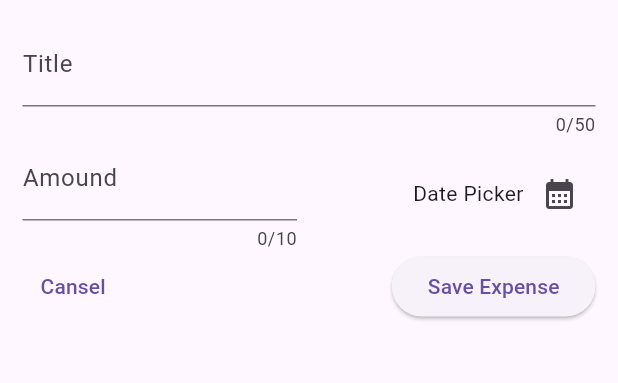
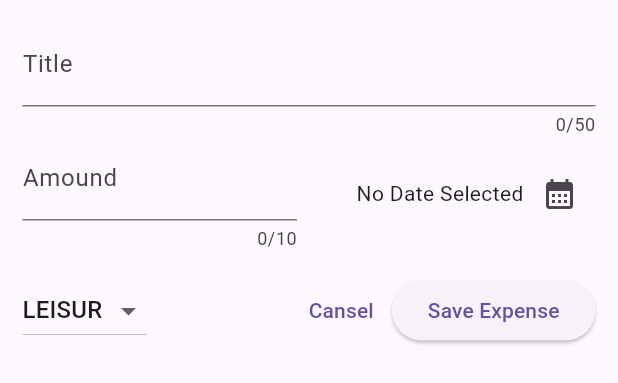
Before and after one commit to mk8270/-expense-tracker, a Flutter app: the NewExpense widget shown alone on an empty page, opened directly, on a phone screen of 412 x 824 dp. Shown: the top 383 px of the screen. Run offline on Flutter 3.47's test engine with Material 3 defaults, Android fonts, the phone set to English and light mode, and no system bars.

Commit message:
DropDownButton

```diff
--- a/lib/new_expenses.dart
+++ b/lib/new_expenses.dart
@@ -1,4 +1,5 @@
 import 'package:flutter/material.dart';
+import 'package:expense_tracker/model/expense.dart';
 
 class NewExpense extends StatefulWidget {
   const NewExpense({super.key});
@@ -10,15 +11,21 @@ class NewExpense extends StatefulWidget {
 class _NewExpenseState extends State<NewExpense> {
   final _textConroller = TextEditingController();
   final _amoundConroller = TextEditingController();
+  DateTime? _picketDate;
+  Gategory _pickerGatogory = Gategory.leisur;
 
-  void datePicker() {
+  void datePicker() async {
     final initel = DateTime.now();
     final firtDate = DateTime(initel.year - 1, initel.month, initel.day);
-    showDatePicker(
+    final awaitpicket = await showDatePicker(
         context: context,
         initialDate: initel,
         firstDate: firtDate,
         lastDate: initel);
+
+    setState(() {
+      _picketDate = awaitpicket;
+    });
   }
 
   @override
@@ -62,7 +69,9 @@ class _NewExpenseState extends State<NewExpense> {
                   mainAxisAlignment: MainAxisAlignment.end,
                   crossAxisAlignment: CrossAxisAlignment.center,
                   children: [
-                    const Text('Date Picker'),
+                    Text(_picketDate == null
+                        ? 'No Date Selected'
+                        : format.format(_picketDate!)),
                     IconButton(
                       onPressed: datePicker,
                       icon: const Icon(Icons.calendar_month_sharp),
@@ -72,15 +81,40 @@ class _NewExpenseState extends State<NewExpense> {
               )
             ],
           ),
+          const SizedBox(
+            height: 16,
+          ),
           Row(
             children: [
+              DropdownButton(
+                value: _pickerGatogory,
+                items: Gategory.values
+                    .map(
+                      (e) => DropdownMenuItem(
+                        value: e,
+                        child: Text(
+                          e.name.toUpperCase(),
+                        ),
+                      ),
+                    )
+                    .toList(),
+                onChanged: (value) {
+                  if (value == null) {
+                    return;
+                  }
+                  setState(() {
+                    _pickerGatogory = value;
+                  });
+                  print(value);
+                },
+              ),
+              const Spacer(),
               TextButton(
                 onPressed: () {
                   Navigator.pop(context);
                 },
                 child: const Text('Cansel'),
               ),
-              const Spacer(),
               ElevatedButton(
                 onPressed: () {
                   print(_textConroller.text);
```
